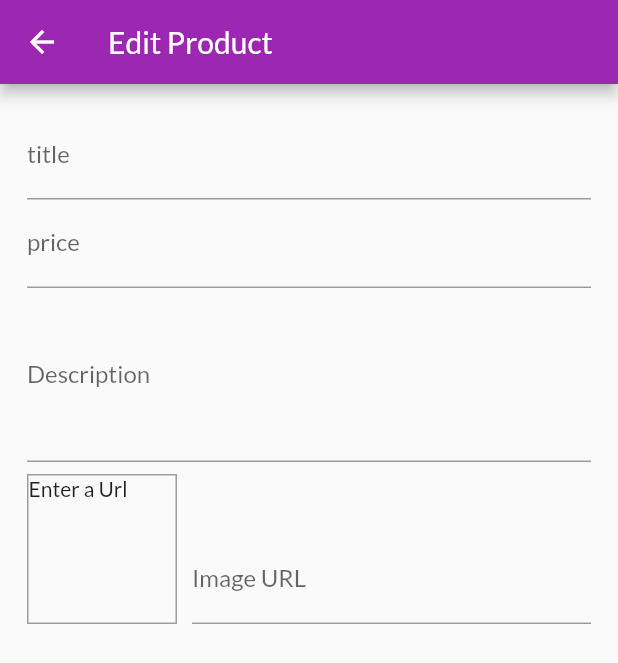
After one commit to satyendrasingh8/shopApp, a Flutter app: the EditProductScreen screen opened by its route, on a phone screen of 412 x 824 dp. The commit adds this screen. Shown: the top 663 px of the screen. Run offline on Flutter 3.47's test engine with Material 2 defaults, Android fonts, the phone set to English and light mode, and no system bars; network calls fail.

Commit message:
handling user input data

```diff
--- /dev/null
+++ b/lib/screens/edit_products_screen.dart
@@ -0,0 +1,109 @@
+import 'package:flutter/material.dart';
+
+class EditProductScreen extends StatefulWidget {
+  static const routeName = '/edit-product';
+  @override
+  _EditProductScreenState createState() => _EditProductScreenState();
+}
+
+class _EditProductScreenState extends State<EditProductScreen> {
+  final _priceFocusNode = FocusNode();
+  final _descriptionFocusNode = FocusNode();
+  final _imageUrlController = TextEditingController();
+  final _imageUrlFocusNode = FocusNode();
+
+  @override
+  void initState() {
+    // TODO: implement initState
+    _imageUrlFocusNode.addListener(_updateImageUrl);
+    super.initState();
+  }
+
+  void _updateImageUrl() {
+ if(!_imageUrlFocusNode.hasFocus){
+   setState(() {
+
+   });
+ }
+  }
+  @override
+  void dispose() {
+        _imageUrlFocusNode.removeListener(_updateImageUrl);
+
+    _priceFocusNode.dispose();
+    _descriptionFocusNode.dispose();
+    _imageUrlController.dispose();
+    _imageUrlFocusNode.dispose();
+    super.dispose();
+  }
+
+  @override
+  Widget build(BuildContext context) {
+    return Scaffold(
+      appBar: AppBar(
+        title: Text('Edit Product'),
+      ),
+      body: Padding(
+        padding: const EdgeInsets.all(18.0),
+        child: Form(
+            child: ListView(
+          children: [
+            TextFormField(
+              decoration: InputDecoration(labelText: 'title'),
+              textInputAction: TextInputAction.next,
+              onFieldSubmitted: (_) {
+                FocusScope.of(context).requestFocus(_priceFocusNode);
+              },
+            ),
+            TextFormField(
+              decoration: InputDecoration(labelText: 'price'),
+              textInputAction: TextInputAction.next,
+              keyboardType: TextInputType.number,
+              focusNode: _priceFocusNode,
+              onFieldSubmitted: (_) {
+                FocusScope.of(context).requestFocus(_descriptionFocusNode);
+              },
+            ),
+            TextFormField(
+              decoration: InputDecoration(labelText: 'Description'),
+              maxLines: 4,
+              keyboardType: TextInputType.multiline,
+              focusNode: _descriptionFocusNode,
+            ),
+            Row(
+              crossAxisAlignment: CrossAxisAlignment.end,
+              children: [
+                Container(
+                    width: 100,
+                    height: 100,
+                    margin: EdgeInsets.only(
+                      top: 8,
+                      right: 10,
+                    ),
+                    decoration: BoxDecoration(
+                        border: Border.all(width: 1, color: Colors.grey)),
+                    child: _imageUrlController.text.isEmpty
+                        ? Text('Enter a Url')
+                        : FittedBox(
+                            child: Image.network(
+                              _imageUrlController.text,
+                              fit: BoxFit.cover,
+                            ),
+                          )),
+                Expanded(
+                  child: TextFormField(
+                    decoration: InputDecoration(labelText: 'Image URL'),
+                    keyboardType: TextInputType.url,
+                    textInputAction: TextInputAction.done,
+                    controller: _imageUrlController,
+                    focusNode: _imageUrlFocusNode,
+                  ),
+                ),
+              ],
+            )
+          ],
+        )),
+      ),
+    );
+  }
+}
--- a/lib/widgets/app_drawer.dart
+++ b/lib/widgets/app_drawer.dart
@@ -1,5 +1,6 @@
 import 'package:flutter/material.dart';
 import 'package:shopApp/screens/orders_screen.dart';
+import 'package:shopApp/screens/user_products_screen.dart';
 
 class AppDrawer extends StatelessWidget {
   @override
@@ -28,6 +29,15 @@ class AppDrawer extends StatelessWidget {
               Navigator.of(context).pushReplacementNamed(OrdersScreen.routeName);
             },
 
+          ),
+  Divider(),
+          ListTile(
+            leading: Icon(Icons.edit),
+            title: Text('Manage Products'),
+            onTap: () {
+              Navigator.of(context).pushReplacementNamed(UserProductsScreen.routeName);
+            },
+
           )
         ],
       ),
--- /dev/null
+++ b/lib/widgets/user_product_item.dart
@@ -0,0 +1,25 @@
+import 'package:flutter/material.dart';
+
+class UserProductItem extends StatelessWidget {
+  final String title;
+  final String imageUrl;
+  UserProductItem(this.title,this.imageUrl);
+  @override
+  Widget build(BuildContext context) {
+    return ListTile(
+      title: Text(title),
+      leading: CircleAvatar(backgroundImage:NetworkImage(imageUrl) ,
+      ),
+      trailing: Container(
+        width: 100,
+        child: Row(children: [
+          IconButton(icon: Icon(Icons.edit), onPressed: (){},
+          color: Theme.of(context).primaryColor,
+          ),
+            IconButton(icon: Icon(Icons.delete), onPressed: (){},
+            color: Theme.of(context).accentColor,),
+        ],),
+      ),
+    );
+  }
+}
```
Also changed, not shown: lib/main.dart (+6 -1 lines), lib/screens/user_products_screen.dart (added, +40 -0 lines).
